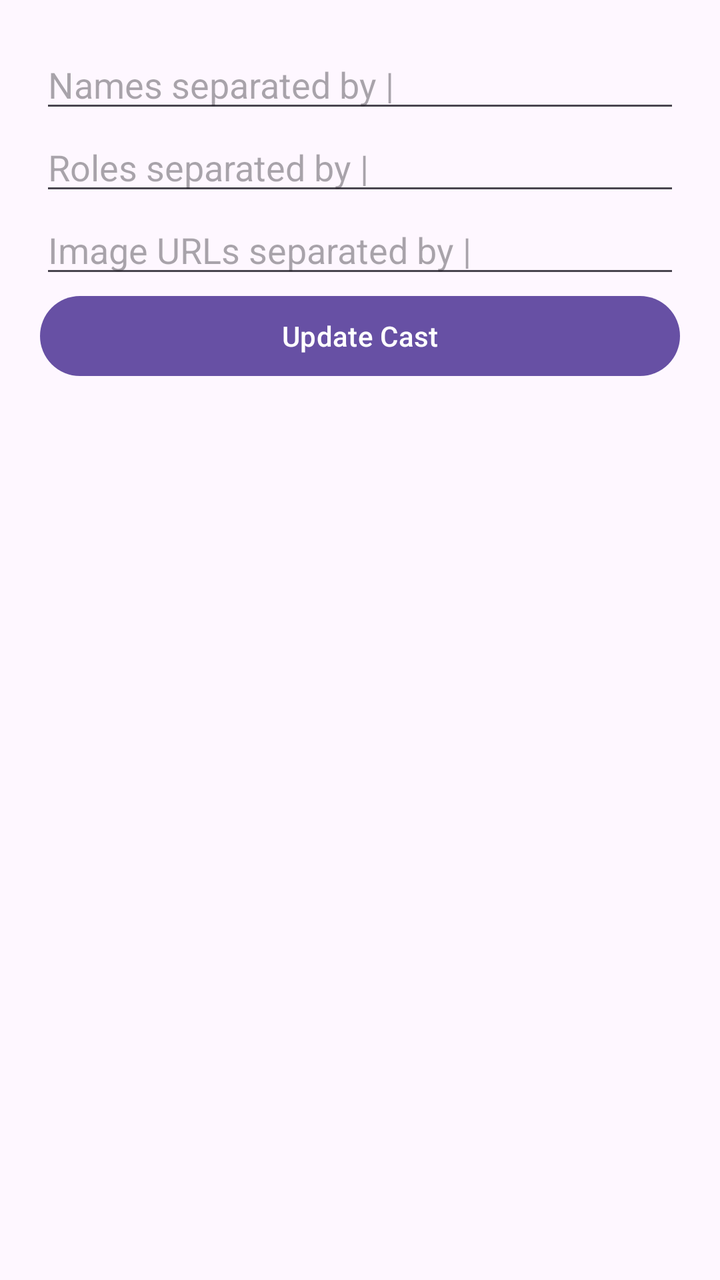
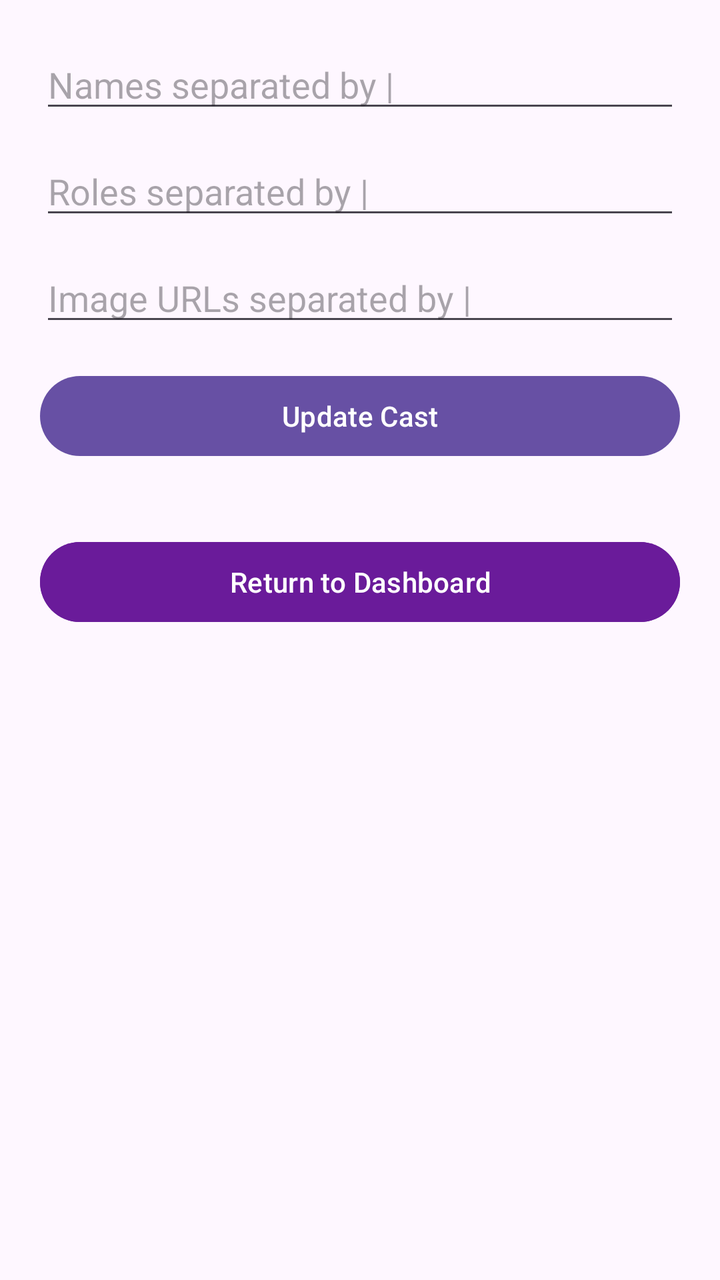

Before-and-after screenshots of an Android layout around one commit, followed by the original layout XML and the change that was made.
<!-- AndroidManifest.xml: application theme Theme.NammaMela -->
<!-- res/layout/activity_update_cast.xml -->
<?xml version="1.0" encoding="utf-8"?>
<ScrollView xmlns:android="http://schemas.android.com/apk/res/android"
    android:layout_width="match_parent"
    android:layout_height="match_parent">

    <LinearLayout
        android:layout_width="match_parent"
        android:layout_height="wrap_content"
        android:orientation="vertical"
        android:padding="20dp">

        <EditText
            android:id="@+id/castNameEdit"
            android:layout_width="match_parent"
            android:layout_height="wrap_content"
            android:hint="Names separated by |"/>

        <EditText
            android:id="@+id/castRoleEdit"
            android:layout_width="match_parent"
            android:layout_height="wrap_content"
            android:hint="Roles separated by |"/>

        <EditText
            android:id="@+id/castImageEdit"
            android:layout_width="match_parent"
            android:layout_height="wrap_content"
            android:hint="Image URLs separated by |"/>

        <Button
            android:id="@+id/updateCastButton"
            android:layout_width="match_parent"
            android:layout_height="wrap_content"
            android:text="Update Cast"/>

    </LinearLayout>

</ScrollView>
<!-- resources referenced by this layout -->
<resources>
  <style name="Theme.NammaMela" parent="Base.Theme.NammaMela" />
  <style name="Base.Theme.NammaMela" parent="Theme.Material3.DayNight.NoActionBar">
          
          
      </style>
</resources>

<!-- the commit's change to res/layout/activity_update_cast.xml (unified diff, before → after) -->
@@ -1,5 +1,6 @@
 <?xml version="1.0" encoding="utf-8"?>
 <ScrollView xmlns:android="http://schemas.android.com/apk/res/android"
+    xmlns:app="http://schemas.android.com/apk/res-auto"
     android:layout_width="match_parent"
     android:layout_height="match_parent">
 
@@ -13,25 +14,41 @@
             android:id="@+id/castNameEdit"
             android:layout_width="match_parent"
             android:layout_height="wrap_content"
-            android:hint="Names separated by |"/>
+            android:hint="Names separated by |"
+            android:layout_marginBottom="12dp"/>
 
         <EditText
             android:id="@+id/castRoleEdit"
             android:layout_width="match_parent"
             android:layout_height="wrap_content"
-            android:hint="Roles separated by |"/>
+            android:hint="Roles separated by |"
+            android:layout_marginBottom="12dp"/>
 
         <EditText
             android:id="@+id/castImageEdit"
             android:layout_width="match_parent"
             android:layout_height="wrap_content"
-            android:hint="Image URLs separated by |"/>
+            android:hint="Image URLs separated by |"
+            android:layout_marginBottom="16dp"/>
 
         <Button
             android:id="@+id/updateCastButton"
             android:layout_width="match_parent"
             android:layout_height="wrap_content"
-            android:text="Update Cast"/>
+            android:text="Update Cast"
+            android:layout_marginBottom="30dp"/>
+
+        
+
+        <Button
+            android:id="@+id/returnDashboardBtn"
+            android:layout_width="match_parent"
+            android:layout_height="wrap_content"
+            android:text="Return to Dashboard"
+            android:textColor="@android:color/white"
+            android:backgroundTint="#6A1B9A"
+            android:layout_marginTop="5dp"/>
+
 
     </LinearLayout>
 
